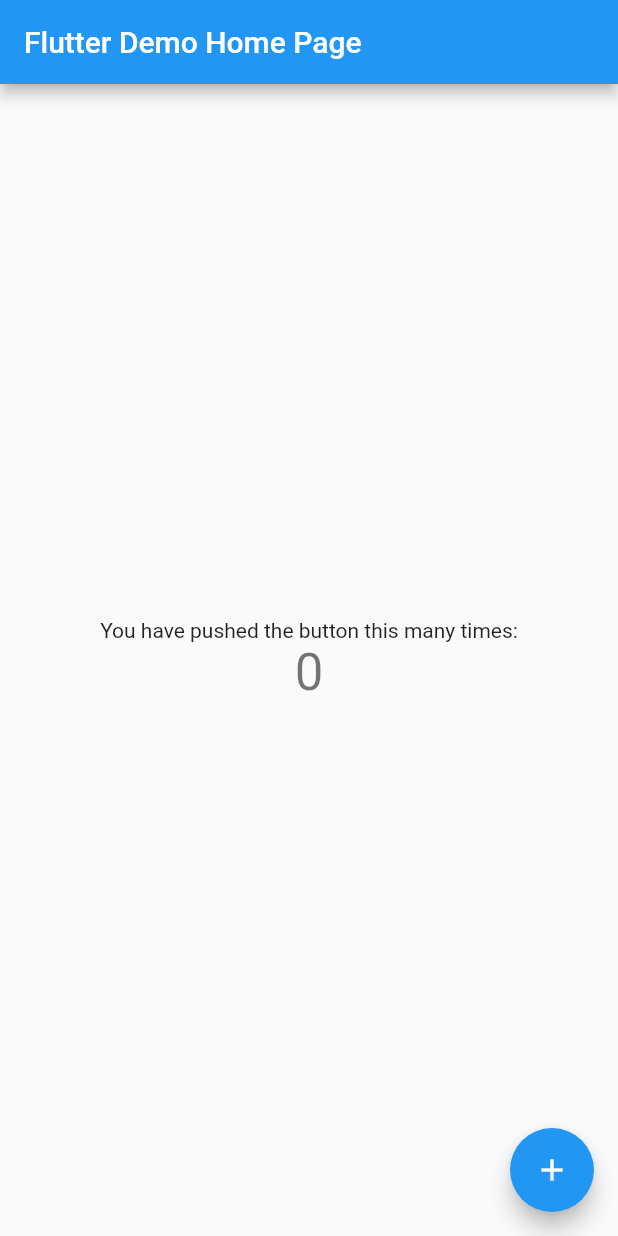
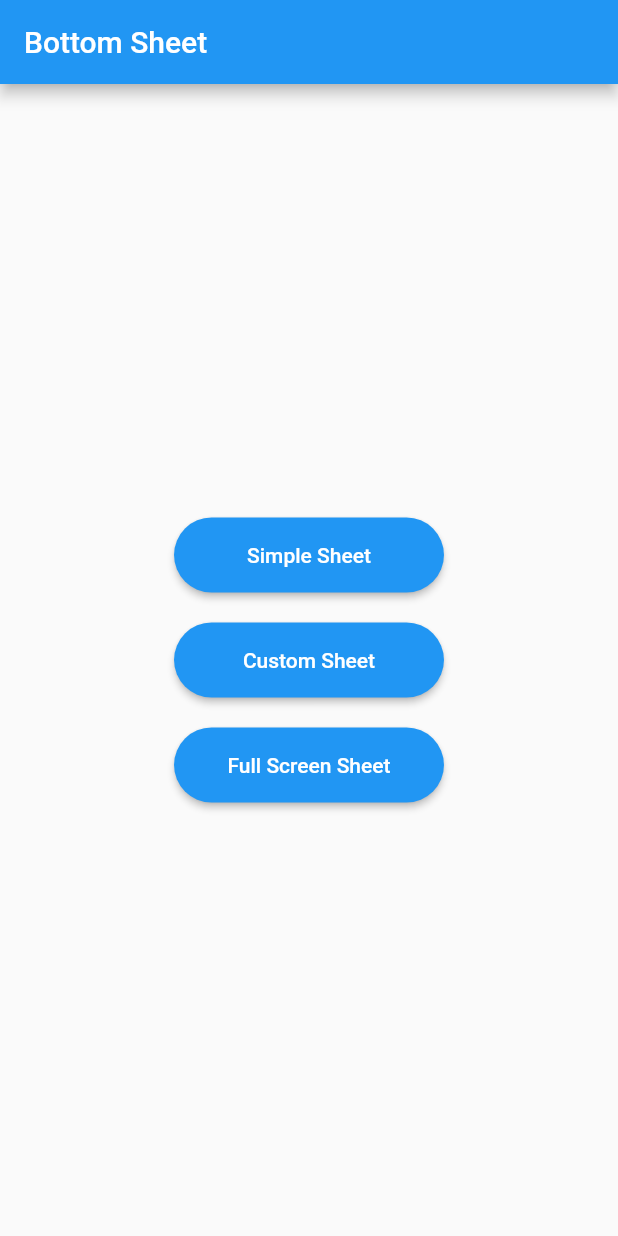
Before and after one commit to MuhammadMehediMNCS/my-advanced-work, a Flutter app: the screen it shows after launch, on a phone screen of 412 x 824 dp. Run offline on Flutter 3.47's test engine with Material 2 defaults, Android fonts, the phone set to English and light mode, and no system bars; our stand-ins replace shared_preferences.

Commit message:
bottom_sheet_2 added

```diff
--- a/lib/bottom_sheet.dart
+++ b/lib/bottom_sheet.dart
@@ -1,25 +1,25 @@
 import 'package:flutter/material.dart';
 
-class bSheet extends StatelessWidget {
-  const bSheet({Key? key}) : super(key: key);
+class BottomsheetPart1 extends StatelessWidget {
+  const BottomsheetPart1({Key? key}) : super(key: key);
 
   @override
   Widget build(BuildContext context) {
     return const MaterialApp(
       debugShowCheckedModeBanner: false,
-      home: BotSheet(),
+      home: BottomDesign(),
     );
   }
 }
 
-class BotSheet extends StatefulWidget {
-  const BotSheet({Key? key}) : super(key: key);
+class BottomDesign extends StatefulWidget {
+  const BottomDesign({Key? key}) : super(key: key);
 
   @override
-  State<BotSheet> createState() => _BotSheetState();
+  State<BottomDesign> createState() => _BottomDesignState();
 }
 
-class _BotSheetState extends State<BotSheet> {
+class _BottomDesignState extends State<BottomDesign> {
   @override
   Widget build(BuildContext context) {
     return Scaffold(
--- /dev/null
+++ b/lib/bottom_sheet_2.dart
@@ -0,0 +1,140 @@
+import 'package:flutter/material.dart';
+
+class BottomSheetWidget extends StatelessWidget {
+  static const String title = 'Bottom Sheet';
+
+  const BottomSheetWidget({super.key});
+
+  @override
+  Widget build(BuildContext context) {
+    return const MaterialApp(
+      debugShowCheckedModeBanner: false,
+      title: title,
+      home: BottomSheetDesign(title: title,),
+    );
+  }
+}
+
+
+class BottomSheetDesign extends StatefulWidget {
+  final String title;
+
+  const BottomSheetDesign({super.key, required this.title});
+
+  @override
+  State<BottomSheetDesign> createState() => _BottomSheetDesignState();
+}
+
+class _BottomSheetDesignState extends State<BottomSheetDesign> {
+  @override
+  Widget build(BuildContext context) {
+    return Scaffold(
+      appBar: AppBar(
+        title: Text(widget.title),
+      ),
+      body: Center(
+        child: Column(
+          mainAxisAlignment: MainAxisAlignment.center,
+          children: [
+            ElevatedButton(
+              style: ElevatedButton.styleFrom(
+                minimumSize: const Size(180, 50),
+                shape: const StadiumBorder()
+              ),
+              child: const Text('Simple Sheet'),
+              onPressed: () => showModalBottomSheet(
+                enableDrag: false,
+                isDismissible: false,
+                context: context,
+                builder: (context) => buildSheet()
+              )
+            ),
+            const SizedBox(height: 20),
+            ElevatedButton(
+              style: ElevatedButton.styleFrom(
+                minimumSize: const Size(180, 50),
+                shape: const StadiumBorder()
+              ),
+              child: const Text('Custom Sheet'),
+              onPressed: () => showModalBottomSheet(
+                //backgroundColor: Colors.transparent,
+                isScrollControlled: true,
+                shape: const RoundedRectangleBorder(
+                  borderRadius: BorderRadius.vertical(top: Radius.circular(20))
+                ),
+                context: context,
+                builder: (context) => buildFullSheet(),
+              )
+            ),
+            const SizedBox(height: 20),
+            ElevatedButton(
+              style: ElevatedButton.styleFrom(
+                minimumSize: const Size(180, 50),
+                shape: const StadiumBorder()
+              ),
+              child: const Text('Full Screen Sheet'),
+              onPressed: () => showModalBottomSheet(
+                backgroundColor: Colors.transparent,
+                isScrollControlled: true,
+                context: context,
+                builder: (context) => buildScrollableSheet()
+              )
+            )
+          ],
+        ),
+      ),
+    );
+  }
+
+  Widget buildSheet() => ListView(
+    // We can use only Container and it's height.
+    children: const [
+      Text("These examples are programmatically compiled from various online sources to illustrate current usage of the word 'description.' Any opinions expressed in the examples do not represent those of Merriam-Webster or its editors. Send us feedback about these examples."),
+      Text("These examples are programmatically compiled from various online sources to illustrate current usage of the word 'description.' Any opinions expressed in the examples do not represent those of Merriam-Webster or its editors. Send us feedback about these examples."),
+      Text("These examples are programmatically compiled from various online sources to illustrate current usage of the word 'description.' Any opinions expressed in the examples do not represent those of Merriam-Webster or its editors. Send us feedback about these examples."),
+      Text("These examples are programmatically compiled from various online sources to illustrate current usage of the word 'description.' Any opinions expressed in the examples do not represent those of Merriam-Webster or its editors. Send us feedback about these examples."),
+    ],
+  );
+
+  Widget buildFullSheet() => Container(
+    padding: const EdgeInsets.all(16),
+    //color: Colors.white,
+    child: Column(
+      mainAxisSize: MainAxisSize.min,
+      children: const [
+        Text("These examples are programmatically compiled from various online sources to illustrate current usage of the word 'description.' Any opinions expressed in the examples do not represent those of Merriam-Webster or its editors. Send us feedback about these examples."),
+        Text("These examples are programmatically compiled from various online sources to illustrate current usage of the word 'description.' Any opinions expressed in the examples do not represent those of Merriam-Webster or its editors. Send us feedback about these examples."),
+      ]
+    ),
+  );
+
+  Widget makeDismissible({required Widget child}) => GestureDetector(
+    behavior: HitTestBehavior.opaque,
+    onTap: () => Navigator.of(context).pop(),
+    child: GestureDetector(onTap: () {}, child: child,),
+  );
+
+  Widget buildScrollableSheet() => makeDismissible(
+    child: DraggableScrollableSheet(
+      initialChildSize: 0.8,
+      minChildSize: 0.5,
+      maxChildSize: 0.8,
+      builder: (_, controller) => Container(
+        padding: const EdgeInsets.all(16),
+        decoration: const BoxDecoration(
+          color: Colors.white,
+          borderRadius: BorderRadius.vertical(top: Radius.circular(20))
+        ),
+        child: ListView(
+          controller: controller,
+          children: const [
+            Text("These examples are programmatically compiled from various online sources to illustrate current usage of the word 'description.' Any opinions expressed in the examples do not represent those of Merriam-Webster or its editors. Send us feedback about these examples."),
+            Text("These examples are programmatically compiled from various online sources to illustrate current usage of the word 'description.' Any opinions expressed in the examples do not represent those of Merriam-Webster or its editors. Send us feedback about these examples."),
+            Text("These examples are programmatically compiled from various online sources to illustrate current usage of the word 'description.' Any opinions expressed in the examples do not represent those of Merriam-Webster or its editors. Send us feedback about these examples."),
+            Text("These examples are programmatically compiled from various online sources to illustrate current usage of the word 'description.' Any opinions expressed in the examples do not represent those of Merriam-Webster or its editors. Send us feedback about these examples."),
+          ]
+        ),
+      ),
+    ),
+  );
+}
--- a/lib/check_box.dart
+++ b/lib/check_box.dart
@@ -1,24 +1,24 @@
 import 'package:flutter/material.dart';
 
-class C_Box extends StatelessWidget {
-  const C_Box({Key? key}) : super(key: key);
+class CheckBoxWidget extends StatelessWidget {
+  const CheckBoxWidget({Key? key}) : super(key: key);
 
   @override
   Widget build(BuildContext context) {
     return const MaterialApp(
-      home: Check_B(),
+      home: CheckBoxDesign(),
     );
   }
 }
 
-class Check_B extends StatefulWidget {
-  const Check_B({Key? key}) : super(key: key);
+class CheckBoxDesign extends StatefulWidget {
+  const CheckBoxDesign({Key? key}) : super(key: key);
 
   @override
-  State<Check_B> createState() => _Check_BState();
+  State<CheckBoxDesign> createState() => _CheckBoxDesignState();
 }
 
-class _Check_BState extends State<Check_B> {
+class _CheckBoxDesignState extends State<CheckBoxDesign> {
 
   bool isChecked = false;
 
--- a/lib/hide & show.dart
+++ b/lib/hide & show.dart
@@ -1,7 +1,7 @@
 import 'package:flutter/material.dart';
 
-class Show_Hide extends StatelessWidget {
-  const Show_Hide({Key? key}) : super(key: key);
+class ShowOrHide extends StatelessWidget {
+  const ShowOrHide({Key? key}) : super(key: key);
 
   @override
   Widget build(BuildContext context) {
--- a/lib/main.dart
+++ b/lib/main.dart
@@ -1,115 +1,16 @@
 import 'package:flutter/material.dart';
+import 'package:some_advanced/bottom_sheet.dart';
+import 'package:some_advanced/bottom_sheet_2.dart';
+import 'package:some_advanced/check_box.dart';
+import 'package:some_advanced/copy_selectable_text.dart';
+import 'package:some_advanced/hide%20&%20show.dart';
+import 'package:some_advanced/image_button.dart';
+import 'package:some_advanced/multi_step_forms.dart';
+import 'package:some_advanced/shared_prefarencesWid.dart';
+import 'package:some_advanced/switch_button.dart';
+import 'package:some_advanced/text_design.dart';
+
 
 void main() {
-  runApp(const MyApp());
+  runApp(const BottomSheetWidget());
 }
-
-class MyApp extends StatelessWidget {
-  const MyApp({super.key});
-
-  // This widget is the root of your application.
-  @override
-  Widget build(BuildContext context) {
-    return MaterialApp(
-      title: 'Flutter Demo',
-      theme: ThemeData(
-        // This is the theme of your application.
-        //
-        // Try running your application with "flutter run". You'll see the
-        // application has a blue toolbar. Then, without quitting the app, try
-        // changing the primarySwatch below to Colors.green and then invoke
-        // "hot reload" (press "r" in the console where you ran "flutter run",
-        // or simply save your changes to "hot reload" in a Flutter IDE).
-        // Notice that the counter didn't reset back to zero; the application
-        // is not restarted.
-        primarySwatch: Colors.blue,
-      ),
-      home: const MyHomePage(title: 'Flutter Demo Home Page'),
-    );
-  }
-}
-
-class MyHomePage extends StatefulWidget {
-  const MyHomePage({super.key, required this.title});
-
-  // This widget is the home page of your application. It is stateful, meaning
-  // that it has a State object (defined below) that contains fields that affect
-  // how it looks.
-
-  // This class is the configuration for the state. It holds the values (in this
-  // case the title) provided by the parent (in this case the App widget) and
-  // used by the build method of the State. Fields in a Widget subclass are
-  // always marked "final".
-
-  final String title;
-
-  @override
-  State<MyHomePage> createState() => _MyHomePageState();
-}
-
-class _MyHomePageState extends State<MyHomePage> {
-  int _counter = 0;
-
-  void _incrementCounter() {
-    setState(() {
-      // This call to setState tells the Flutter framework that something has
-      // changed in this State, which causes it to rerun the build method below
-      // so that the display can reflect the updated values. If we changed
-      // _counter without calling setState(), then the build method would not be
-      // called again, and so nothing would appear to happen.
-      _counter++;
-    });
-  }
-
-  @override
-  Widget build(BuildContext context) {
-    // This method is rerun every time setState is called, for instance as done
-    // by the _incrementCounter method above.
-    //
-    // The Flutter framework has been optimized to make rerunning build methods
-    // fast, so that you can just rebuild anything that needs updating rather
-    // than having to individually change instances of widgets.
-    return Scaffold(
-      appBar: AppBar(
-        // Here we take the value from the MyHomePage object that was created by
-        // the App.build method, and use it to set our appbar title.
-        title: Text(widget.title),
-      ),
-      body: Center(
-        // Center is a layout widget. It takes a single child and positions it
-        // in the middle of the parent.
-        child: Column(
-          // Column is also a layout widget. It takes a list of children and
-          // arranges them vertically. By default, it sizes itself to fit its
-          // children horizontally, and tries to be as tall as its parent.
-          //
-          // Invoke "debug painting" (press "p" in the console, choose the
-          // "Toggle Debug Paint" action from the Flutter Inspector in Android
-          // Studio, or the "Toggle Debug Paint" command in Visual Studio Code)
-          // to see the wireframe for each widget.
-          //
-          // Column has various properties to control how it sizes itself and
-          // how it positions its children. Here we use mainAxisAlignment to
-          // center the children vertically; the main axis here is the vertical
-          // axis because Columns are vertical (the cross axis would be
-          // horizontal).
-          mainAxisAlignment: MainAxisAlignment.center,
-          children: <Widget>[
-            const Text(
-              'You have pushed the button this many times:',
-            ),
-            Text(
-              '$_counter',
-              style: Theme.of(context).textTheme.headlineMedium,
-            ),
-          ],
-        ),
-      ),
-      floatingActionButton: FloatingActionButton(
-        onPressed: _incrementCounter,
-        tooltip: 'Increment',
-        child: const Icon(Icons.add),
-      ), // This trailing comma makes auto-formatting nicer for build methods.
-    );
-  }
-}
--- a/lib/shared_prefarencesWid.dart
+++ b/lib/shared_prefarencesWid.dart
@@ -1,10 +1,10 @@
 import 'package:flutter/material.dart';
 import 'package:shared_preferences/shared_preferences.dart';
 
-class ExampleSharedP extends StatelessWidget {
+class ExampleSharedWidget extends StatelessWidget {
   static const String title = 'Shared Prefarences';
 
-  const ExampleSharedP({super.key});
+  const ExampleSharedWidget({super.key});
 
   @override
   Widget build(BuildContext context) {
@@ -29,20 +29,20 @@
 }
 
 class _PreferencesExampleState extends State<PreferencesExample> {
-  int Counter = 0;
+  int counter = 0;
 
   loadCounter() async {
     SharedPreferences pref = await SharedPreferences.getInstance();
     setState(() {
-      Counter = pref.getInt("Counter") ?? 0;
+      counter = pref.getInt("Counter") ?? 0;
     });
   }
 
   increment() async {
     SharedPreferences pref = await SharedPreferences.getInstance();
     setState(() {
-      Counter++;
-      pref.setInt("Counter", Counter);
+      counter++;
+      pref.setInt("Counter", counter);
     });
   }
 
@@ -65,7 +65,7 @@
             mainAxisAlignment: MainAxisAlignment.center,
             children: [
               Text(
-                'You Have Pressed $Counter',
+                'You Have Pressed $counter',
                 style: const TextStyle(fontSize: 35),
               )
             ],
```
Also changed, not shown: lib/image_button.dart (+9 -9 lines), lib/switch_button.dart (+5 -5 lines).
